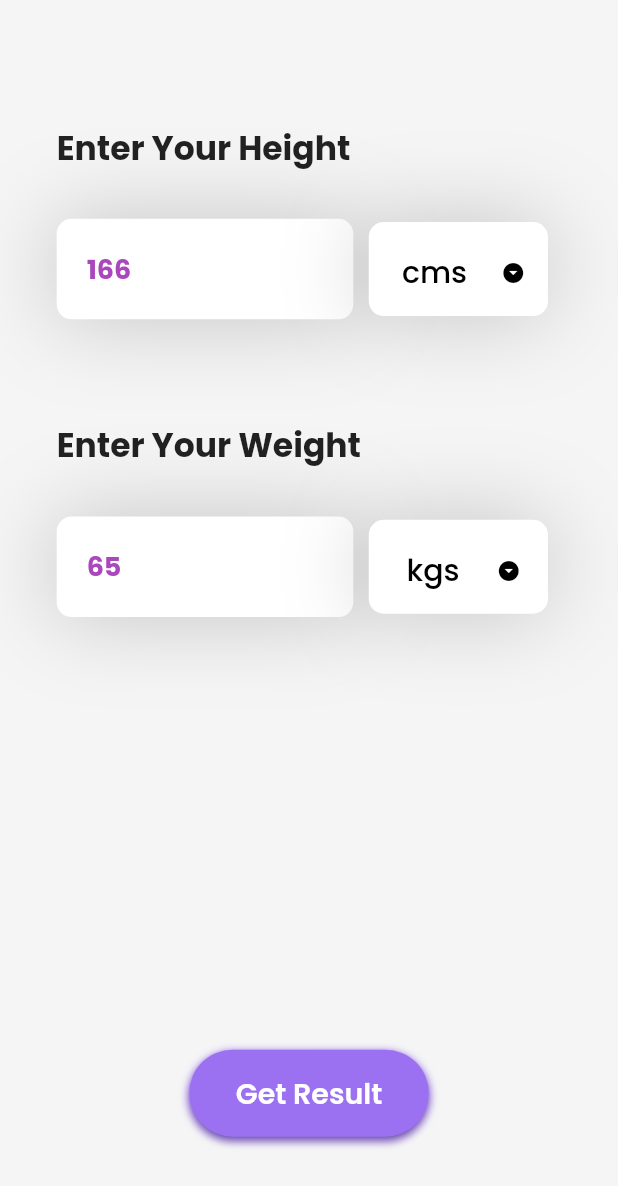
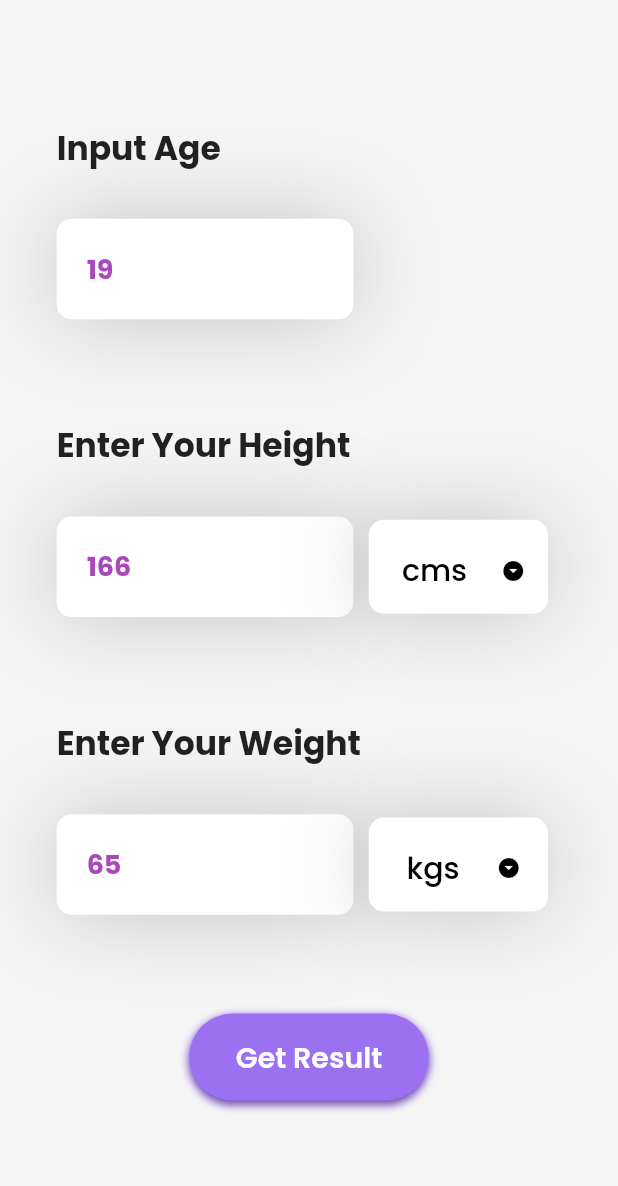
Before and after one commit to nikhil-RGB/BMI-calculator, a Flutter app: the InputPage screen opened directly, on a phone screen of 412 x 824 dp. Shown: the top 1186 px of the screen. Run offline on Flutter 3.47's test engine with Material 2 defaults, Android fonts, the phone set to English and light mode, and no system bars; our stand-ins replace google_fonts, logger.

Commit message:
💄 Add age input parameter

```diff
--- a/lib/pages/InputPage.dart
+++ b/lib/pages/InputPage.dart
@@ -13,7 +13,7 @@ class _InputPageState extends State<InputPage> {
   final GlobalKey<FormState> _formKeynum = GlobalKey<FormState>();
 
   TextEditingController weight = TextEditingController(text: "65");
-
+  TextEditingController age = TextEditingController(text: "19");
   TextEditingController height = TextEditingController(text: "166");
   final List<String> weight_modes = ["kgs", "lbs"];
   final List<String> height_modes = ["cms", "inches"];
@@ -25,9 +25,9 @@ class _InputPageState extends State<InputPage> {
   Widget build(BuildContext context) {
     return SafeArea(
       child: Scaffold(
-        resizeToAvoidBottomInset: false,
         backgroundColor: Colors.grey.shade100,
-        body: Column(
+        body: SingleChildScrollView(
+          child: Column(
             children: [
               Center(
                 child: Form(
@@ -41,8 +41,38 @@ class _InputPageState extends State<InputPage> {
                           children: [
                             Padding(
                               padding: EdgeInsets.only(
-                                left:
-                                    MediaQuery.of(context).size.width * 0.0917),
+                                  left: MediaQuery.of(context).size.width *
+                                      0.0918),
+                              child: Text(
+                                "Input Age",
+                                style: GoogleFonts.poppins(
+                                    fontSize: 22, fontWeight: FontWeight.bold),
+                              ),
+                            ),
+                            SizedBox(
+                              width: MediaQuery.of(context).size.width * 0.417,
+                            ),
+                          ],
+                        ),
+                        SizedBox(
+                            height: MediaQuery.of(context).size.height * 0.037),
+                        Row(
+                          children: [
+                            inputField(title: "Input Age", ctx: age),
+                            SizedBox(
+                              width: MediaQuery.of(context).size.width * 0.138,
+                            )
+                          ],
+                        ),
+                        SizedBox(
+                            height:
+                                MediaQuery.of(context).size.height * 0.0825),
+                        Row(
+                          children: [
+                            Padding(
+                              padding: EdgeInsets.only(
+                                  left: MediaQuery.of(context).size.width *
+                                      0.0917),
                               child: Text(
                                 "Enter Your Height",
                                 style: GoogleFonts.poppins(
@@ -50,8 +80,8 @@ class _InputPageState extends State<InputPage> {
                               ),
                             ),
                             SizedBox(
-                            width: MediaQuery.of(context).size.width * 0.41,
-                          )
+                              width: MediaQuery.of(context).size.width * 0.417,
+                            ),
                           ],
                         ),
                         SizedBox(
@@ -63,13 +93,14 @@ class _InputPageState extends State<InputPage> {
                           ],
                         ),
                         SizedBox(
-                          height: MediaQuery.of(context).size.height * 0.0825),
+                            height:
+                                MediaQuery.of(context).size.height * 0.0825),
                         Row(
                           children: [
                             Padding(
                               padding: EdgeInsets.only(
-                                left:
-                                    MediaQuery.of(context).size.width * 0.0917),
+                                  left: MediaQuery.of(context).size.width *
+                                      0.0917),
                               child: Text(
                                 "Enter Your Weight",
                                 style: GoogleFonts.poppins(
@@ -93,10 +124,11 @@ class _InputPageState extends State<InputPage> {
                 ),
               ),
               SizedBox(
-              height: MediaQuery.of(context).size.height * 0.35,
+                height: MediaQuery.of(context).size.height * 0.08,
               ),
               generateOkButton(),
             ],
+          ),
         ),
       ),
     );
```
Lines whose indentation alone changed are shown as unchanged.
